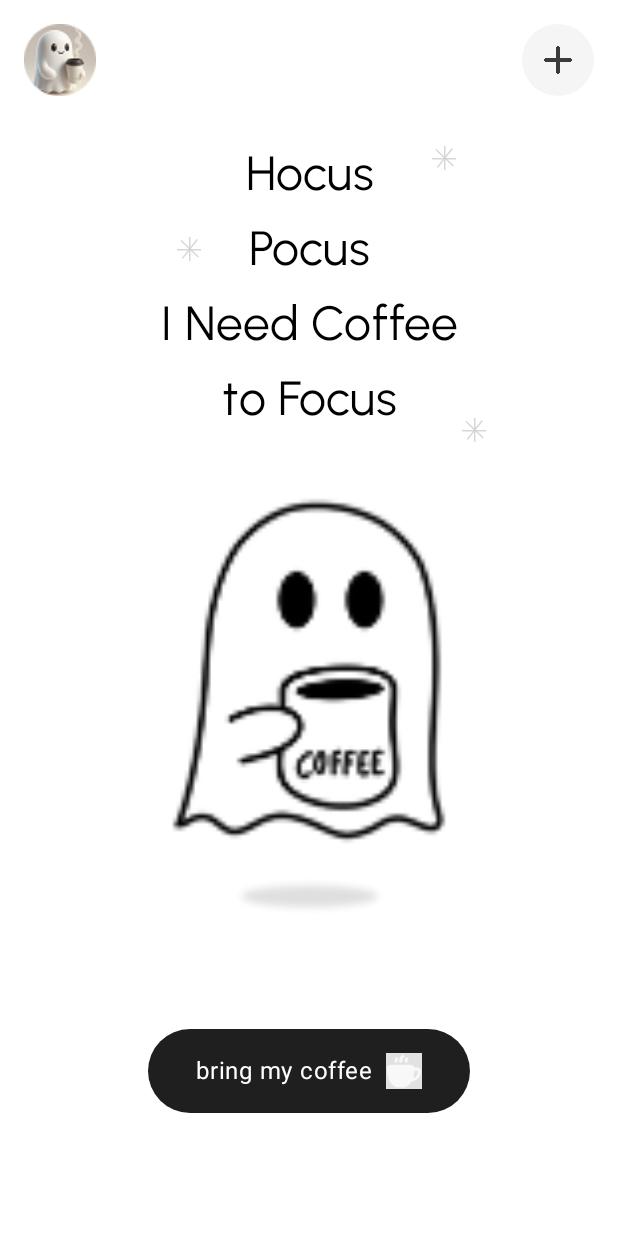
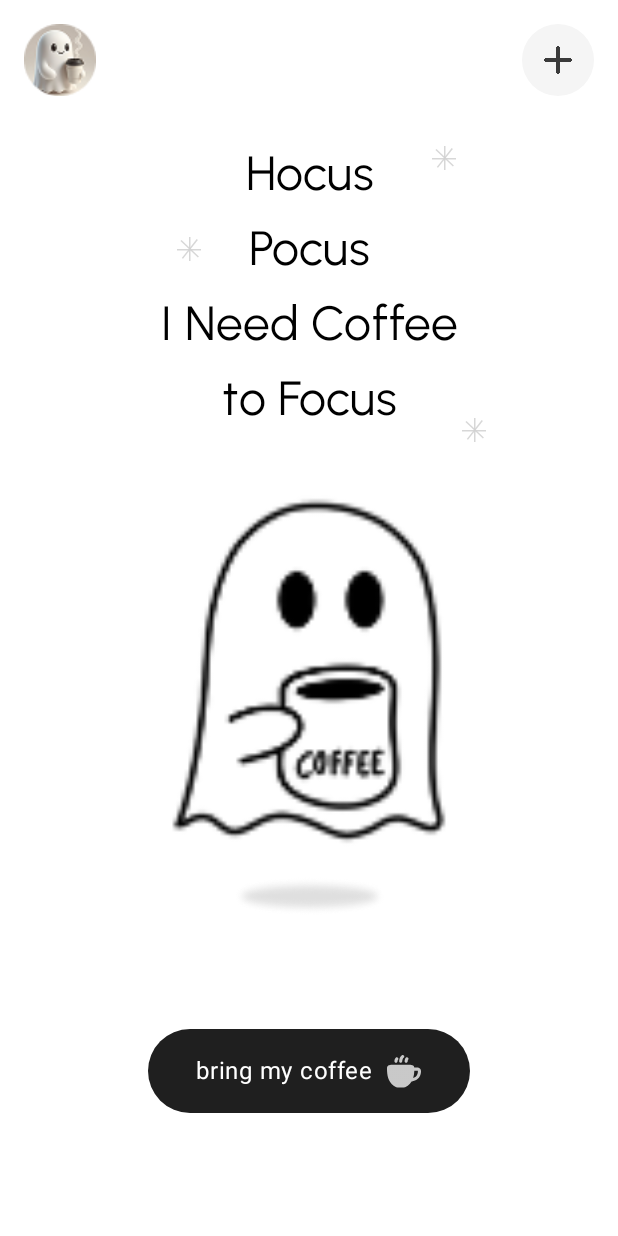
Before and after one commit to Arzo-zi/Caffeine, an Android app built with Jetpack Compose: the screen it shows after launch (MainActivity), on a phone screen of 412 x 824 dp. Run offline under Robolectric (Android 15) with nearby library versions, the phone set to English and light mode, and no system bars.

Commit message:
refactor: remove background modifier from FloatingActionButton icon

```diff
--- a/app/src/main/java/com/example/caffeine/presentation/component/FloatingActionButton.kt
+++ b/app/src/main/java/com/example/caffeine/presentation/component/FloatingActionButton.kt
@@ -69,7 +69,6 @@ fun FloatingActionButton(
                 tint = IconPrimary,
                 modifier = Modifier
                     .size(24.dp)
-                    .background(color = IconPrimary)
             )
         }
     }
```
